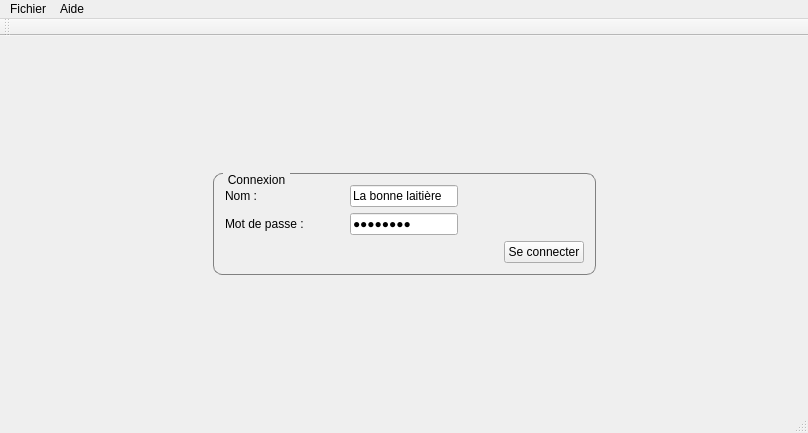
Above: admin-app/mainwindow.ui from BnHrb/beam-rainbow before the change. Below: the same form after it.
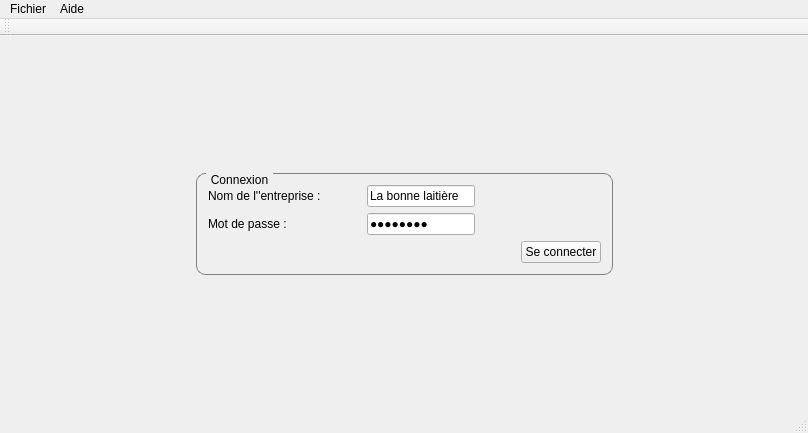
That is the form after the change. The open tabs and pages were chosen to show the change.

What changed in the file:
```diff
--- a/admin-app/mainwindow.ui
+++ b/admin-app/mainwindow.ui
@@ -59,7 +59,7 @@
                  <item>
                   <widget class="QLabel" name="label">
                    <property name="text">
-                    <string>Nom :</string>
+                    <string>Nom de l''entreprise :</string>
                    </property>
                   </widget>
                  </item>
```
Left out of the diff: 102 changed lines with no effect on the pictures.
